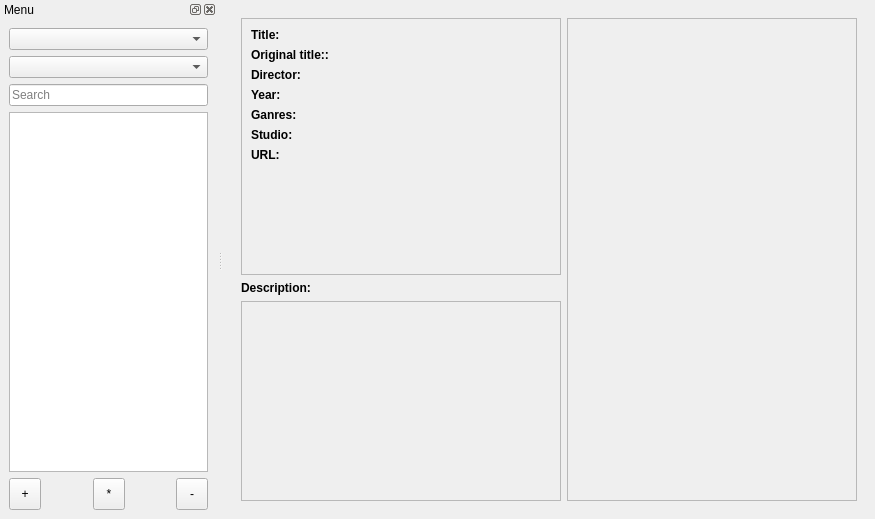
Above: mainwindow.ui from LibertaSoft/DatabaseAnime before the change. Below: the same form after it.
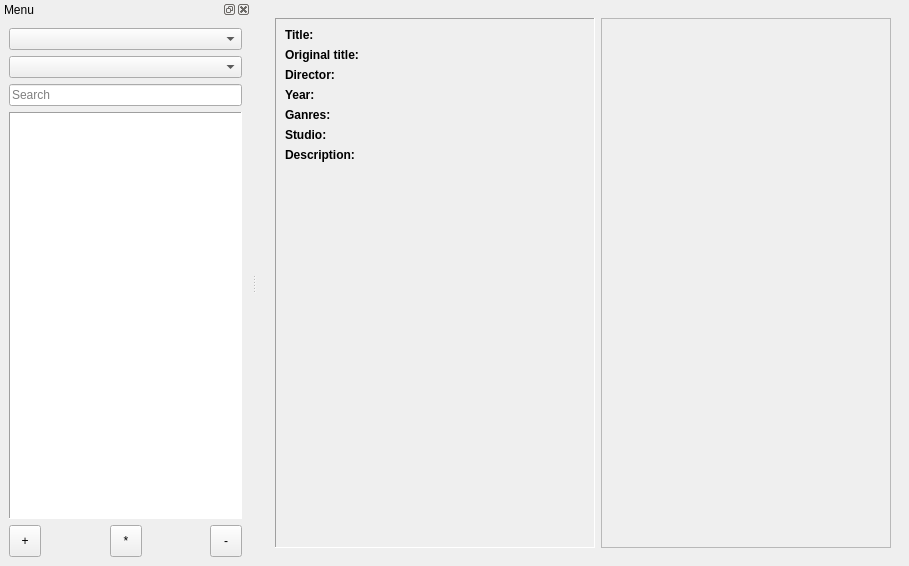
That is the form after the change. The open tabs and pages were chosen to show the change. Icons and pictures are not drawn. Custom widgets are drawn as their Qt base class.

```diff
--- a/mainwindow.ui
+++ b/mainwindow.ui
@@ -6,8 +6,8 @@
    <rect>
     <x>0</x>
     <y>0</y>
-    <width>875</width>
-    <height>519</height>
+    <width>909</width>
+    <height>566</height>
    </rect>
   </property>
   <property name="windowTitle">
@@ -440,15 +440,21 @@
         </item>
         <item>
          <layout class="QHBoxLayout" name="HLay_AnimeInfo">
+          <property name="spacing">
+           <number>0</number>
+          </property>
           <item>
            <layout class="QVBoxLayout" name="VLay_AnimeDescrFull">
             <property name="sizeConstraint">
              <enum>QLayout::SetMaximumSize</enum>
             </property>
+            <property name="rightMargin">
+             <number>6</number>
+            </property>
             <item>
              <widget class="QScrollArea" name="ScrollArea_AnimeProperty">
               <property name="sizePolicy">
-               <sizepolicy hsizetype="Preferred" vsizetype="Expanding">
+               <sizepolicy hsizetype="Expanding" vsizetype="Expanding">
                 <horstretch>0</horstretch>
                 <verstretch>0</verstretch>
                </sizepolicy>
@@ -465,6 +471,9 @@
                 <height>16777215</height>
                </size>
               </property>
+              <property name="frameShape">
+               <enum>QFrame::Panel</enum>
+              </property>
               <property name="widgetResizable">
                <bool>true</bool>
               </property>
@@ -474,7 +483,7 @@
                  <x>0</x>
                  <y>0</y>
                  <width>318</width>
-                 <height>238</height>
+                 <height>490</height>
                 </rect>
                </property>
                <layout class="QFormLayout" name="formLayout_4">
@@ -513,7 +522,7 @@
                    </font>
                   </property>
                   <property name="text">
-                   <string>Original title::</string>
+                   <string>Original title:</string>
                   </property>
                  </widget>
                 </item>
@@ -573,22 +582,6 @@
                   </property>
                  </widget>
                 </item>
-                <item row="4" column="1">
-                 <widget class="QLabel" name="Lbl_svTags">
-                  <property name="maximumSize">
-                   <size>
-                    <width>200</width>
-                    <height>16777215</height>
-                   </size>
-                  </property>
-                  <property name="text">
-                   <string/>
-                  </property>
-                  <property name="wordWrap">
-                   <bool>true</bool>
-                  </property>
-                 </widget>
-                </item>
                 <item row="4" column="0">
                  <widget class="QLabel" name="Lbl_sTags">
                   <property name="font">
@@ -602,6 +595,22 @@
                   </property>
                  </widget>
                 </item>
+                <item row="4" column="1">
+                 <widget class="QLabel" name="Lbl_svTags">
+                  <property name="maximumSize">
+                   <size>
+                    <width>16777215</width>
+                    <height>16777215</height>
+                   </size>
+                  </property>
+                  <property name="text">
+                   <string/>
+                  </property>
+                  <property name="wordWrap">
+                   <bool>true</bool>
+                  </property>
+                 </widget>
+                </item>
                 <item row="5" column="0">
                  <widget class="QLabel" name="Lbl_sStudio">
                   <property name="font">
@@ -634,80 +643,14 @@
                    </font>
                   </property>
                   <property name="text">
-                   <string>URL:</string>
+                   <string>Description:</string>
                   </property>
                  </widget>
                 </item>
-                <item row="6" column="1">
-                 <widget class="QLabel" name="Lbl_svURL">
-                  <property name="text">
-                   <string/>
-                  </property>
-                  <property name="wordWrap">
-                   <bool>true</bool>
-                  </property>
-                 </widget>
-                </item>
-               </layout>
-              </widget>
-             </widget>
-            </item>
-            <item>
-             <widget class="QLabel" name="Lbl_TAnimeDescr">
-              <property name="sizePolicy">
-               <sizepolicy hsizetype="Preferred" vsizetype="Maximum">
-                <horstretch>0</horstretch>
-                <verstretch>0</verstretch>
-               </sizepolicy>
-              </property>
-              <property name="maximumSize">
-               <size>
-                <width>16777215</width>
-                <height>20</height>
-               </size>
-              </property>
-              <property name="font">
-               <font>
-                <weight>75</weight>
-                <bold>true</bold>
-               </font>
-              </property>
-              <property name="text">
-               <string>Description:</string>
-              </property>
-             </widget>
-            </item>
-            <item>
-             <widget class="QScrollArea" name="ScrollArea_AnimeDescr">
-              <property name="sizePolicy">
-               <sizepolicy hsizetype="Preferred" vsizetype="Expanding">
-                <horstretch>0</horstretch>
-                <verstretch>0</verstretch>
-               </sizepolicy>
-              </property>
-              <property name="maximumSize">
-               <size>
-                <width>16777215</width>
-                <height>200</height>
-               </size>
-              </property>
-              <property name="widgetResizable">
-               <bool>true</bool>
-              </property>
-              <widget class="QWidget" name="scrollAreaWidgetContents_VLay">
-               <property name="geometry">
-                <rect>
-                 <x>0</x>
-                 <y>0</y>
-                 <width>27</width>
-                 <height>38</height>
-                </rect>
-               </property>
-               <layout class="QVBoxLayout" name="verticalLayout_5">
-                <item>
+                <item row="7" column="0" colspan="2">
                  <widget class="QLabel" name="Lbl_VAnimeDescr">
                   <property name="sizePolicy">
-                   <sizepolicy hsizetype="Preferred" vsizetype="Preferred">
+                   <sizepolicy hsizetype="Preferred" vsizetype="Expanding">
                     <horstretch>0</horstretch>
                     <verstretch>0</verstretch>
                    </sizepolicy>
@@ -736,9 +679,9 @@
            </layout>
           </item>
           <item>
-           <widget class="QLabel" name="Lbl_ImageCover">
+           <widget class="StackWgt_MouseHideOver" name="StackWgt_CoverOrDir">
             <property name="sizePolicy">
-             <sizepolicy hsizetype="Fixed" vsizetype="Fixed">
+             <sizepolicy hsizetype="Expanding" vsizetype="Expanding">
               <horstretch>0</horstretch>
               <verstretch>0</verstretch>
              </sizepolicy>
@@ -761,27 +704,111 @@
               <height>0</height>
              </size>
             </property>
-            <property name="baseSize">
-             <size>
-              <width>0</width>
-              <height>0</height>
-             </size>
-            </property>
-            <property name="frameShape">
-             <enum>QFrame::StyledPanel</enum>
-            </property>
-            <property name="frameShadow">
-             <enum>QFrame::Sunken</enum>
-            </property>
-            <property name="text">
-             <string notr="true"/>
-            </property>
-            <property name="pixmap">
-             <pixmap>:/images/DBA_NoImage.png</pixmap>
-            </property>
-            <property name="scaledContents">
-             <bool>true</bool>
-            </property>
+            <widget class="QWidget" name="cover">
+             <layout class="QVBoxLayout" name="verticalLayout_3">
+              <property name="leftMargin">
+               <number>0</number>
+              </property>
+              <property name="topMargin">
+               <number>0</number>
+              </property>
+              <property name="rightMargin">
+               <number>0</number>
+              </property>
+              <property name="bottomMargin">
+               <number>0</number>
+              </property>
+              <item>
+               <widget class="QLabel" name="Lbl_ImageCover">
+                <property name="sizePolicy">
+                 <sizepolicy hsizetype="Expanding" vsizetype="Expanding">
+                  <horstretch>0</horstretch>
+                  <verstretch>0</verstretch>
+                 </sizepolicy>
+                </property>
+                <property name="minimumSize">
+                 <size>
+                  <width>290</width>
+                  <height>420</height>
+                 </size>
+                </property>
+                <property name="maximumSize">
+                 <size>
+                  <width>380</width>
+                  <height>840</height>
+                 </size>
+                </property>
+                <property name="sizeIncrement">
+                 <size>
+                  <width>0</width>
+                  <height>0</height>
+                 </size>
+                </property>
+                <property name="baseSize">
+                 <size>
+                  <width>0</width>
+                  <height>0</height>
+                 </size>
+                </property>
+                <property name="frameShape">
+                 <enum>QFrame::Panel</enum>
+                </property>
+                <property name="frameShadow">
+                 <enum>QFrame::Sunken</enum>
+                </property>
+                <property name="text">
+                 <string notr="true"/>
+                </property>
+                <property name="pixmap">
+                 <pixmap resource="resource.qrc">:/images/NoImage.png</pixmap>
+                </property>
+                <property name="scaledContents">
+                 <bool>true</bool>
+                </property>
+               </widget>
+              </item>
+             </layout>
+            </widget>
+            <widget class="QWidget" name="dir">
+             <layout class="QVBoxLayout" name="verticalLayout_5">
+              <property name="spacing">
+               <number>6</number>
+              </property>
+              <property name="leftMargin">
+               <number>0</number>
+              </property>
+              <property name="topMargin">
+               <number>0</number>
+              </property>
+              <property name="rightMargin">
+               <number>0</number>
+              </property>
+              <property name="bottomMargin">
+               <number>0</number>
+              </property>
+              <item>
+               <widget class="QTreeWidget" name="TreeWidget_Dir">
+                <property name="styleSheet">
+                 <string notr="true">background-color:#efefef;</string>
+                </property>
+                <property name="animated">
+                 <bool>true</bool>
+                </property>
+                <property name="headerHidden">
+                 <bool>true</bool>
+                </property>
+                <attribute name="headerVisible">
+                 <bool>false</bool>
+                </attribute>
+                <column>
+                 <property name="text">
+                  <string notr="true">1</string>
+                 </property>
+                </column>
+               </widget>
+              </item>
+             </layout>
+            </widget>
            </widget>
           </item>
          </layout>
@@ -799,7 +826,7 @@
    <property name="minimumSize">
     <size>
      <width>140</width>
-     <height>292</height>
+     <height>429</height>
     </size>
    </property>
    <property name="maximumSize">
@@ -852,6 +879,9 @@
      </item>
      <item>
       <widget class="QListView" name="listView_ListItemsSection">
+       <property name="frameShape">
+        <enum>QFrame::Panel</enum>
+       </property>
        <property name="selectionBehavior">
         <enum>QAbstractItemView::SelectRows</enum>
        </property>
@@ -951,6 +981,14 @@
    </widget>
   </widget>
  </widget>
+ <customwidgets>
+  <customwidget>
+   <class>StackWgt_MouseHideOver</class>
+   <extends>QStackedWidget</extends>
+   <header>stackwgt_mousehideover.h</header>
+   <container>1</container>
+  </customwidget>
+ </customwidgets>
  <resources>
   <include location="resource.qrc"/>
  </resources>
```
Left out of the diff: 19 changed lines with no effect on the pictures.
